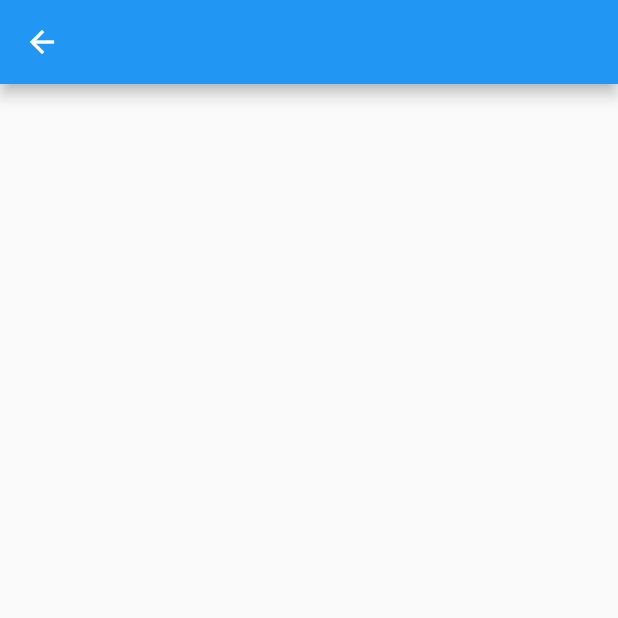
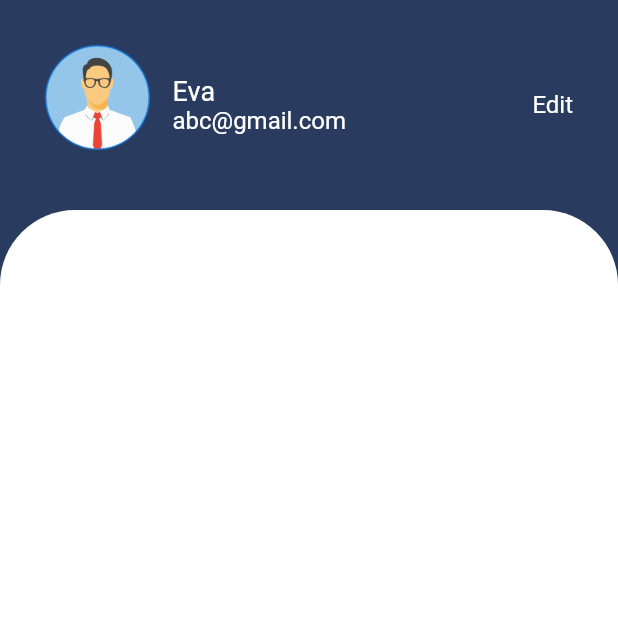
Before and after one commit to shameem2001/nazeeh_beds, a Flutter app: the ProfilePage screen opened by its route, on a phone screen of 412 x 824 dp, the top half of it. Run offline on Flutter 3.47's test engine with Material 2 defaults, Android fonts, the phone set to English and light mode, and no system bars; our stand-ins replace double_back_to_close, flutter_svg, font_awesome_flutter, google_fonts, google_mobile_ads, shared_preferences; accounts and stored records are empty; network calls fail.

Commit message:
Changed constant names, Added profile header, Added Double press to close.

```diff
--- a/lib/components/custom_appbar.dart
+++ b/lib/components/custom_appbar.dart
@@ -23,7 +23,7 @@
     flexibleSpace: Container(
       decoration: BoxDecoration(
           borderRadius: BorderRadius.only(bottomLeft: Radius.circular(30),bottomRight: Radius.circular(30)),
-          color: primaryColor,
+          color: kprimaryColor,
       ),
     ),
   );
--- a/lib/components/custom_bottom_navigation_bar.dart
+++ b/lib/components/custom_bottom_navigation_bar.dart
@@ -142,7 +142,7 @@
   @override
   void paint(Canvas canvas, Size size) {
     Paint paint = new Paint()
-      ..color = primaryColor
+      ..color = kprimaryColor
       ..style = PaintingStyle.fill;
 
     Path path = Path();
--- /dev/null
+++ b/lib/components/custom_profile_header.dart
@@ -0,0 +1,61 @@
+import 'package:flutter/material.dart';
+
+import '../constants.dart';
+
+class ProfileHeader extends StatelessWidget {
+  const ProfileHeader({
+    Key key,
+  }) : super(key: key);
+
+  @override
+  Widget build(BuildContext context) {
+    return Container(
+      color: klightPrimaryColor,
+      child: Padding(
+        padding: const EdgeInsets.fromLTRB(30, 30, 30, 30),
+        child: Row(
+          mainAxisAlignment: MainAxisAlignment.spaceBetween,
+          children: <Widget>[
+            Column(
+              children: [
+                Row(
+                  children: [
+                    Padding(
+                      padding: const EdgeInsets.fromLTRB(0, 0, 0, 10.0),
+                      child: CircleAvatar(
+                        radius: 35,
+                        child: ClipOval(
+                          child: Image.asset('assets/profile2.png', height: 150, width: 150, fit: BoxFit.cover,),
+                        ),
+                      ),
+                    ),
+                    SizedBox(width: 15),
+                    Column(
+                      crossAxisAlignment: CrossAxisAlignment.start,
+                      children: [
+                        Text('Eva',
+                          style: kblueTextColorNormal,
+                        ),
+                        Text('abc@gmail.com',
+                          style: kblueTextColorSmall,
+                        ),
+                      ],
+                    ),
+                  ],
+                ),
+              ],
+            ),
+            Column(
+              mainAxisAlignment: MainAxisAlignment.end,
+              children: [
+                Text('Edit',
+                  style: kblueTextColorSmall,
+                ),
+              ],
+            ),
+          ],
+        ),
+      ),
+    );
+  }
+}
--- a/lib/constants.dart
+++ b/lib/constants.dart
@@ -1,6 +1,16 @@
 import 'package:flutter/material.dart';
 
-const primaryColor = Color(0xff293B5F);
-const lightPrimaryColor = Color(0xee293B5F);
-const lighterPrimaryColor = Color(0xdd293B5F);
-const moreLighterPrimaryColor = Color(0xcc293B5F);
+const kprimaryColor = Color(0xff293B5F);
+const klightPrimaryColor = Color(0xee293B5F);
+const klighterPrimaryColor = Color(0xdd293B5F);
+const kmoreLighterPrimaryColor = Color(0xcc293B5F);
+
+const kblueTextColorNormal = TextStyle(
+  fontSize: 18,
+  color: Colors.white,
+);
+
+const kblueTextColorSmall = TextStyle(
+  fontSize: 16,
+  color: Colors.white,
+);
--- a/lib/screens/homepage.dart
+++ b/lib/screens/homepage.dart
@@ -25,7 +25,6 @@
           Navigator.pop(context);
           return true;
         } else {
-          Navigator.popAndPushNamed(context, HomePage.id);
           return false;
         }
       },
--- a/lib/screens/profile_page.dart
+++ b/lib/screens/profile_page.dart
@@ -1,4 +1,8 @@
 import 'package:flutter/material.dart';
+import 'package:nazeeh_beds/components/custom_profile_header.dart';
+import 'package:nazeeh_beds/constants.dart';
+
+import 'homepage.dart';
 
 class ProfilePage extends StatefulWidget {
   static const String id = "profile_page";
@@ -11,10 +15,98 @@
 class _ProfilePageState extends State<ProfilePage> {
   @override
   Widget build(BuildContext context) {
-    return SafeArea(
-      child: Scaffold(
-        appBar: AppBar(),
-        body: Container(),
+    return WillPopScope(
+      onWillPop: () async {
+        if (Navigator.canPop(context)) {
+          Navigator.pop(context);
+          return true;
+        } else {
+          Navigator.popAndPushNamed(context, HomePage.id);
+          return false;
+        }
+      },
+      child: SafeArea(
+        child: Scaffold(
+          body: Container(
+            color: kprimaryColor,
+            child: Column(
+              children: [
+                ProfileHeader(),
+                Expanded(
+                  child: Container(
+                  decoration: BoxDecoration(
+                    borderRadius: BorderRadius.only(
+                      topLeft: Radius.circular(50),
+                      topRight: Radius.circular(50),
+                    ),
+                    color: Colors.white,
+                  ),
+                  child: Column(
+                    children: [
+                      Padding(
+                        padding: const EdgeInsets.fromLTRB(20, 5, 20, 4),
+                        child: Container(
+                          height: 60,
+                          child: Align(
+                            alignment: Alignment.centerLeft,
+                            child: Padding(
+                              padding: const EdgeInsets.all(8.0),
+                              child: Text('Name', style: TextStyle(color: Colors.white70),),
+                            ),
+                          ),
+                          decoration: BoxDecoration(
+                            borderRadius: BorderRadius
+                                .all(Radius.circular(30)),
+                            border: Border.all(width: 1.0, color: Colors.white70),
+                          ),
+                        ),
+                      ),
+                      Padding(
+                        padding: const EdgeInsets.fromLTRB(20, 5, 20, 4),
+                        child: Container(
+                          height: 60,
+                          child: Align(
+                            alignment: Alignment.centerLeft,
+                            child: Padding(
+                              padding: const EdgeInsets.all(8.0),
+                              child: Text('Email', style: TextStyle(color: Colors.white70),),
+                            ),
+                          ), decoration: BoxDecoration(borderRadius: BorderRadius.all(Radius.circular(20)),border: Border.all(width: 1.0, color: Colors.white70)),
+                        ),
+                      ),
+                      Padding(
+                        padding: const EdgeInsets.fromLTRB(20, 5, 20, 4),
+                        child: Container(
+                          height: 60,
+                          child: Align(
+                            alignment: Alignment.centerLeft,
+                            child: Padding(
+                              padding: const EdgeInsets.all(8.0),
+                              child: Text('Type something about yourself', style: TextStyle(color: Colors.white70),),
+                            ),
+                          ), decoration: BoxDecoration(borderRadius: BorderRadius.all(Radius.circular(20)),border: Border.all(width: 1.0, color: Colors.white70)),
+                        ),
+                      ),
+                      Padding(
+                        padding: const EdgeInsets.fromLTRB(20, 5, 20, 4),
+                        child: Container(
+                          height: 60,
+                          child: Align(
+                            alignment: Alignment.centerLeft,
+                            child: Padding(
+                              padding: const EdgeInsets.all(8.0),
+                              child: Text('Phone number', style: TextStyle(color: Colors.white70),),
+                            ),
+                          ), decoration: BoxDecoration(borderRadius: BorderRadius.all(Radius.circular(20)),border: Border.all(width: 1.0, color: Colors.white70)),
+                        ),
+                      ),
+                    ],
+                  ),
+                ),),
+              ],
+            ),
+          ),
+        ),
       ),
     );
   }
```
Also changed, not shown: lib/main.dart (+10 -3 lines), lib/screens/login_screen.dart (+19 -9 lines), lib/screens/product_description_page.dart (+13 -1 lines), lib/screens/register_screen.dart (+21 -9 lines).
